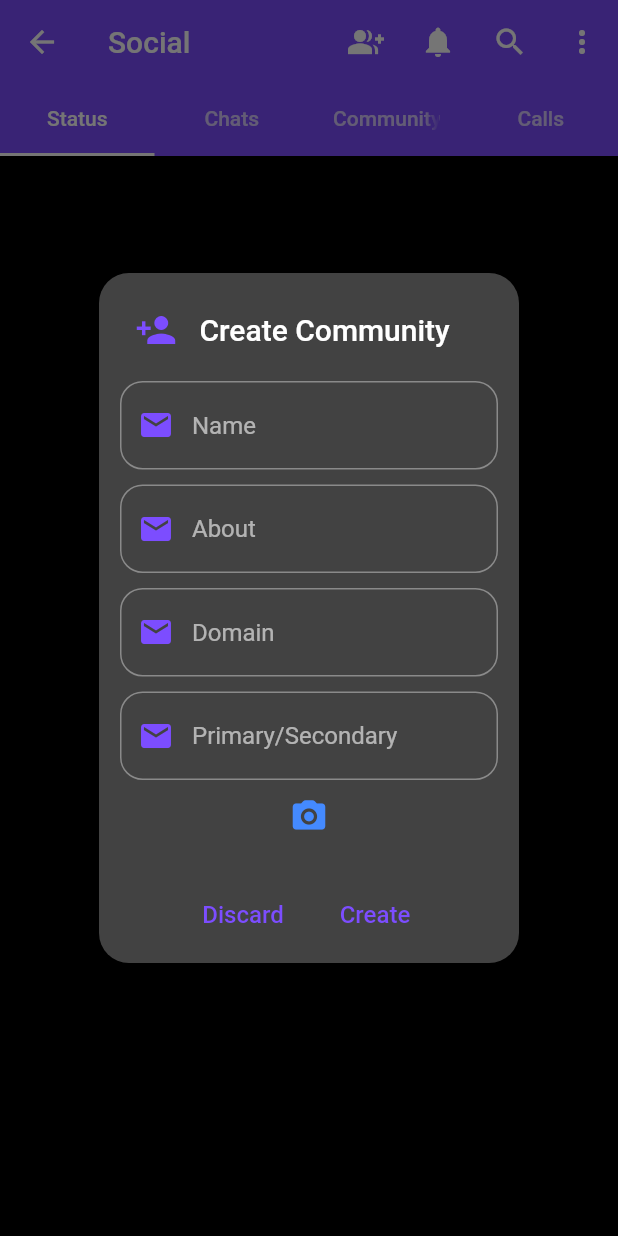
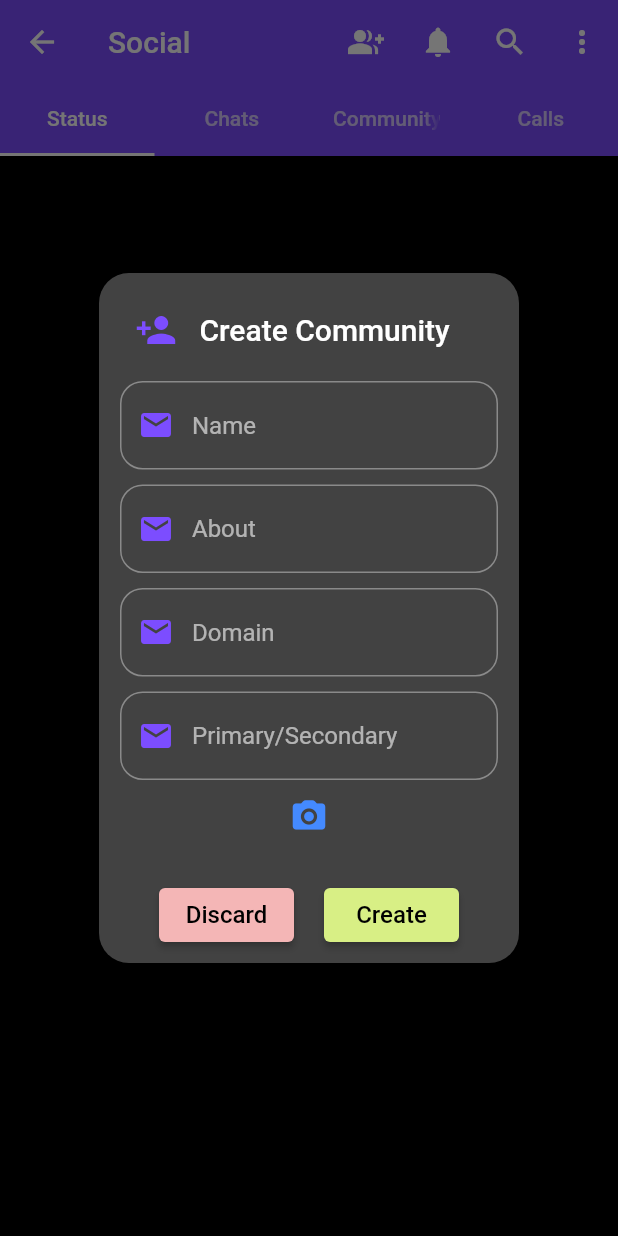
Before and after one commit to Ankitduvedi/while_2, a Flutter app: the SocialScreen screen opened directly, after a tap on the "group add" icon, on a phone screen of 412 x 824 dp. Run offline on Flutter 3.47's test engine with Material 2 defaults, Android fonts, the phone set to English and light mode, and no system bars; our stand-ins replace another_flushbar, cached_network_image, cloud_firestore, emoji_picker_flutter, firebase_auth, firebase_core and 12 more; missing offline and left inert: video_compress_plus; accounts and stored records are empty.

Commit message:
responsive

```diff
--- a/lib/resources/components/communities/add_community_widget.dart
+++ b/lib/resources/components/communities/add_community_widget.dart
@@ -122,16 +122,29 @@ class AddCommunityScreen {
             mainAxisAlignment: MainAxisAlignment.center,
             children: [
               //cancel button
-              MaterialButton(
+              SizedBox(
+                width: 90,
+                child: ElevatedButton(
+                    style: ElevatedButton.styleFrom(
+                      backgroundColor: Color.fromARGB(255, 244, 182, 182),
+                    ),
                     onPressed: () {
                       //hide alert dialog
                       Navigator.pop(context);
                     },
                     child: const Text('Discard',
-                      style: TextStyle(
-                          color: Colors.deepPurpleAccent, fontSize: 16))),
+                        style: TextStyle(color: Colors.black, fontSize: 16))),
+              ),
               //create button
-              MaterialButton(
+              const SizedBox(
+                width: 20,
+              ),
+              SizedBox(
+                width: 90,
+                child: ElevatedButton(
+                    style: ElevatedButton.styleFrom(
+                      backgroundColor: Color.fromARGB(255, 216, 239, 133),
+                    ),
                     onPressed: () async {
                       if (type != '' && name != '') {
                         final time =
@@ -155,9 +168,9 @@ class AddCommunityScreen {
                     },
                     child: const Text(
                       'Create',
-                    style:
-                        TextStyle(color: Colors.deepPurpleAccent, fontSize: 16),
-                  ))
+                      style: TextStyle(color: Colors.black, fontSize: 16),
+                    )),
+              )
             ],
           ),
         ],
```
Lines whose indentation alone changed are shown as unchanged.
